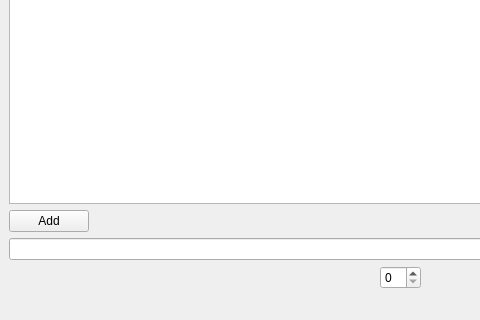
pop123123123/SentenceMixingMaker, file ui/mainwindow.ui: the form before one commit; both pictures show x 0 to 480 and y 280 to 600 of the 800 by 600 pixel window.
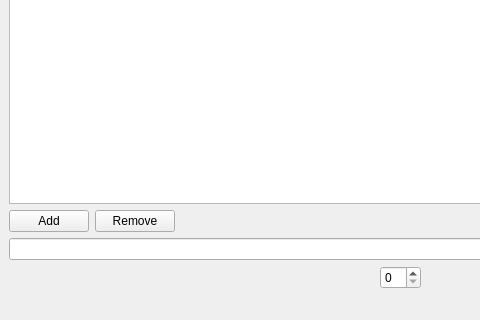
The form after the commit.

Diff of the .ui file:
```diff
--- a/ui/mainwindow.ui
+++ b/ui/mainwindow.ui
@@ -77,6 +77,13 @@
           </property>
          </widget>
         </item>
+        <item>
+         <widget class="QPushButton" name="pushButton_remove_sentence">
+          <property name="text">
+           <string>Remove</string>
+          </property>
+         </widget>
+        </item>
         <item>
          <spacer name="horizontalSpacer">
           <property name="orientation">
```
Left out of the diff: 2 changed lines with no effect on the pictures.
